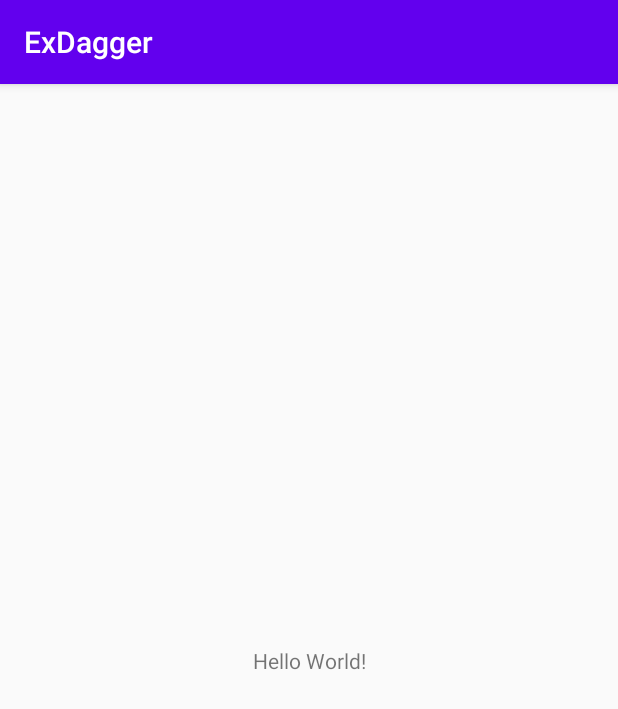
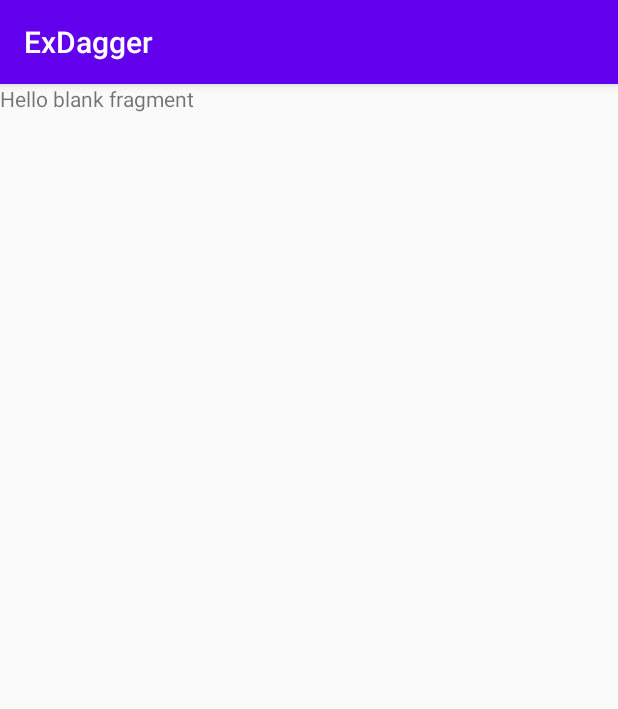
Before and after one commit to codeinger/Dagger, an Android app: the screen it shows after launch (MainActivity), on a phone screen of 412 x 824 dp. Shown: the top 709 px of the screen. Run offline under Robolectric (Android 15) with nearby library versions, the phone set to English and light mode, and no system bars; our stand-ins replace Dagger/Hilt's generated code.

Commit message:
Part 12 done.

```diff
--- a/app/build.gradle
+++ b/app/build.gradle
@@ -28,6 +28,7 @@ dependencies {
 
     implementation 'androidx.appcompat:appcompat:1.1.0'
     implementation 'androidx.constraintlayout:constraintlayout:1.1.3'
+    implementation 'androidx.legacy:legacy-support-v4:1.0.0'
     testImplementation 'junit:junit:4.12'
     androidTestImplementation 'androidx.test.ext:junit:1.1.1'
     androidTestImplementation 'androidx.test.espresso:espresso-core:3.2.0'
--- a/app/src/main/AndroidManifest.xml
+++ b/app/src/main/AndroidManifest.xml
@@ -3,7 +3,7 @@
     package="com.codeinger.exdagger">
 
     <application
-        android:name="com.codeinger.MainApplication"
+        android:name=".MainApplication"
         android:allowBackup="true"
         android:icon="@mipmap/ic_launcher"
         android:label="@string/app_name"
--- a/app/src/main/java/com/codeinger/MainApplication.java
+++ /dev/null
@@ -1,23 +0,0 @@
-package com.codeinger;
-
-import android.app.Application;
-
-import com.codeinger.exdagger.component.DaggerMobileComponent;
-import com.codeinger.exdagger.component.MobileComponent;
-
-public class MainApplication extends Application {
-
-    private MobileComponent component;
-
-    @Override
-    public void onCreate() {
-        super.onCreate();
-
-        component = DaggerMobileComponent.factory().create(3,8,64);
-
-    }
-
-    public MobileComponent getComponent() {
-        return component;
-    }
-}
--- a/app/src/main/java/com/codeinger/exdagger/MainActivity.java
+++ b/app/src/main/java/com/codeinger/exdagger/MainActivity.java
@@ -1,21 +1,34 @@
 package com.codeinger.exdagger;
 
 import androidx.appcompat.app.AppCompatActivity;
+import androidx.fragment.app.Fragment;
+import androidx.fragment.app.FragmentTransaction;
 
 import android.os.Bundle;
+import android.util.Log;
 
-import com.codeinger.MainApplication;
-import com.codeinger.exdagger.component.DaggerMobileComponent;
-import com.codeinger.exdagger.component.MobileComponent;
+import com.codeinger.exdagger.component.ActivityComponent;
+import com.codeinger.exdagger.component.ApplicationComponent;
+import com.codeinger.exdagger.component.DaggerActivityComponent;
+import com.codeinger.exdagger.model.Battery;
+import com.codeinger.exdagger.model.Camera;
 import com.codeinger.exdagger.model.Mobile;
 
-import javax.inject.Inject;
+
+//        Application ---- Camera
+//        Activity --- Battery
+//        Fragment --- Processor
 
 
 public class MainActivity extends AppCompatActivity {
 
-//    @Inject
-    Mobile mobile1,mobile2,mobile3,mobile4;
+
+
+    ActivityComponent component;
+
+    Battery battery1,battery2;
+    Camera camera1,camera2;
+
 
     @Override
     protected void onCreate(Bundle savedInstanceState) {
@@ -23,24 +36,40 @@ public class MainActivity extends AppCompatActivity {
         setContentView(R.layout.activity_main);
 
 
+        replace(new MainFragment());
 
 
-        MobileComponent component = ((MainApplication)getApplication()).getComponent();
+        component = DaggerActivityComponent.builder().build();
+        battery1 = component.getBattery();
+        battery2 = component.getBattery();
 
-        mobile1 = component.getMobile();
-        mobile2 = component.getMobile();
+        ApplicationComponent applicationComponent = ((MainApplication)getApplicationContext()).getComponent();
+        camera1 = applicationComponent.getCamera();
+        camera2 = applicationComponent.getCamera();
 
-        mobile3 = component.getMobile();
-        mobile4 = component.getMobile();
+        Log.i("sjahcvjhds", "================Activity:============ ");
+        Log.i("sjahcvjhds", "Activity: "+battery1);
+        Log.i("sjahcvjhds", "Activity: "+battery2);
 
-        mobile1.run();
-        mobile2.run();
+        Log.i("sjahcvjhds", "Activity: "+camera1);
+        Log.i("sjahcvjhds", "Activity: "+camera2);
+
+
+
+    }
+
+    public ActivityComponent getComponent() {
+        return component;
+    }
+
+    void replace(Fragment fragment) {
+        FragmentTransaction ft = getSupportFragmentManager().beginTransaction();
+        ft.replace(R.id.frame, fragment);
+        ft.commit();
+    }
 
 
 
 
 
-
-
-    }
 }
--- /dev/null
+++ b/app/src/main/java/com/codeinger/exdagger/MainApplication.java
@@ -0,0 +1,35 @@
+package com.codeinger.exdagger;
+
+import android.app.Application;
+import android.util.Log;
+
+import com.codeinger.exdagger.component.ApplicationComponent;
+import com.codeinger.exdagger.component.DaggerApplicationComponent;
+import com.codeinger.exdagger.model.Camera;
+
+
+public class MainApplication extends Application {
+
+   ApplicationComponent component;
+
+   Camera camera1,camera2;
+
+    @Override
+    public void onCreate() {
+        super.onCreate();
+
+        component = DaggerApplicationComponent.builder().setMp(108).build();
+
+        camera1 = component.getCamera();
+        camera2 = component.getCamera();
+
+        Log.i("sjahcvjhds", "================Application:============ ");
+        Log.i("sjahcvjhds", "Application: "+camera1);
+        Log.i("sjahcvjhds", "Application: "+camera2);
+
+    }
+
+    public ApplicationComponent getComponent() {
+        return component;
+    }
+}
--- /dev/null
+++ b/app/src/main/java/com/codeinger/exdagger/MainFragment.java
@@ -0,0 +1,60 @@
+package com.codeinger.exdagger;
+
+import android.os.Bundle;
+
+import androidx.fragment.app.Fragment;
+
+import android.util.Log;
+import android.view.LayoutInflater;
+import android.view.View;
+import android.view.ViewGroup;
+
+import com.codeinger.exdagger.component.ActivityComponent;
+import com.codeinger.exdagger.component.ApplicationComponent;
+import com.codeinger.exdagger.component.DaggerFragmentComponent;
+import com.codeinger.exdagger.component.FragmentComponent;
+import com.codeinger.exdagger.model.Battery;
+import com.codeinger.exdagger.model.Camera;
+import com.codeinger.exdagger.model.Proccessor;
+
+
+public class MainFragment extends Fragment {
+
+    private View view;
+
+    FragmentComponent component;
+    Proccessor proccessor1,proccessor2;
+    Battery battery1,battery2;
+    Camera camera1,camera2;
+
+    @Override
+    public View onCreateView(LayoutInflater inflater, ViewGroup container,
+                             Bundle savedInstanceState) {
+        // Inflate the layout for this fragment
+        view = inflater.inflate(R.layout.fragment_main, container, false);
+
+        component = DaggerFragmentComponent.builder().setCore(8).setClockSpeed(3).build();
+        proccessor1 = component.getProcessor();
+        proccessor2 = component.getProcessor();
+
+        ActivityComponent activityComponent = ((MainActivity)getActivity()).getComponent();
+        battery1 = activityComponent.getBattery();
+        battery2 = activityComponent.getBattery();
+
+        ApplicationComponent applicationComponent = ((MainApplication)getActivity().getApplicationContext()).getComponent();
+        camera1 = applicationComponent.getCamera();
+        camera2 = applicationComponent.getCamera();
+
+        Log.i("sjahcvjhds", "===========Fragment:======== ");
+        Log.i("sjahcvjhds", "Fragment: "+proccessor1);
+        Log.i("sjahcvjhds", "Fragment: "+proccessor2);
+
+        Log.i("sjahcvjhds", "Fragment: "+battery1);
+        Log.i("sjahcvjhds", "Fragment: "+battery2);
+
+        Log.i("sjahcvjhds", "Fragment: "+camera1);
+        Log.i("sjahcvjhds", "Fragment: "+camera2);
+
+        return view;
+    }
+}
--- /dev/null
+++ b/app/src/main/java/com/codeinger/exdagger/component/ActivityComponent.java
@@ -0,0 +1,15 @@
+package com.codeinger.exdagger.component;
+
+import com.codeinger.exdagger.model.Battery;
+import com.codeinger.exdagger.modules.BatteryModule;
+import com.codeinger.exdagger.scops.ActivityScope;
+
+import dagger.Component;
+
+@ActivityScope
+@Component(modules = {BatteryModule.class})
+public interface ActivityComponent {
+
+    Battery getBattery();
+
+}
--- /dev/null
+++ b/app/src/main/java/com/codeinger/exdagger/component/ApplicationComponent.java
@@ -0,0 +1,27 @@
+package com.codeinger.exdagger.component;
+
+import com.codeinger.exdagger.model.Camera;
+import com.codeinger.exdagger.modules.CameraModule;
+import com.codeinger.exdagger.scops.ApplicationScope;
+
+import javax.inject.Named;
+
+import dagger.BindsInstance;
+import dagger.Component;
+
+@ApplicationScope
+@Component(modules = {CameraModule.class})
+public interface ApplicationComponent {
+
+    Camera getCamera();
+
+    @Component.Builder
+    interface Builder{
+
+        @BindsInstance
+        Builder setMp(@Named("megapixel") int megapixel);
+
+        ApplicationComponent build();
+    }
+
+}
--- /dev/null
+++ b/app/src/main/java/com/codeinger/exdagger/component/FragmentComponent.java
@@ -0,0 +1,32 @@
+package com.codeinger.exdagger.component;
+
+import com.codeinger.exdagger.model.MediaTek;
+import com.codeinger.exdagger.model.Proccessor;
+import com.codeinger.exdagger.modules.MediaTekModule;
+import com.codeinger.exdagger.scops.FragmentScope;
+
+import javax.inject.Named;
+
+import dagger.BindsInstance;
+import dagger.Component;
+
+@FragmentScope
+@Component(modules = {MediaTekModule.class})
+public interface FragmentComponent {
+
+    Proccessor getProcessor();
+
+    @Component.Builder
+    interface Builder{
+
+        @BindsInstance
+        Builder setClockSpeed(@Named("clockSpeed") int clockspeed);
+
+        @BindsInstance
+        Builder setCore(@Named("core") int core);
+
+        FragmentComponent build();
+
+    }
+
+}
--- a/app/src/main/java/com/codeinger/exdagger/component/MobileComponent.java
+++ /dev/null
@@ -1,41 +0,0 @@
-package com.codeinger.exdagger.component;
-
-
-import com.codeinger.exdagger.MainActivity;
-import com.codeinger.exdagger.model.Mobile;
-import com.codeinger.exdagger.modules.BatteryModule;
-import com.codeinger.exdagger.modules.CameraModule;
-import com.codeinger.exdagger.modules.MediaTekModule;
-import com.codeinger.exdagger.modules.SnapdragonModule;
-
-import javax.inject.Named;
-import javax.inject.Singleton;
-
-import dagger.BindsInstance;
-import dagger.Component;
-
-@Singleton
-@Component(modules = {BatteryModule.class, MediaTekModule.class,CameraModule.class})
-public interface MobileComponent {
-
-    Mobile getMobile();
-
-    void inject(MainActivity activity);
-
-
-
-
-    @Component.Factory
-    interface Factory{
-
-        MobileComponent create(@BindsInstance @Named("clockSpeed") int clockSpeed,
-                               @BindsInstance @Named("core") int core,
-                               @BindsInstance @Named("megapixel") int megapixel
-        );
-
-    }
-
-
-
-
-}
--- a/app/src/main/java/com/codeinger/exdagger/model/MediaTek.java
+++ b/app/src/main/java/com/codeinger/exdagger/model/MediaTek.java
@@ -6,7 +6,7 @@ import javax.inject.Inject;
 import javax.inject.Named;
 import javax.inject.Singleton;
 
-@Singleton
+
 public class MediaTek  implements Proccessor {
 
     int clockSpeed;
--- a/app/src/main/java/com/codeinger/exdagger/modules/BatteryModule.java
+++ b/app/src/main/java/com/codeinger/exdagger/modules/BatteryModule.java
@@ -3,6 +3,7 @@ package com.codeinger.exdagger.modules;
 import com.codeinger.exdagger.model.Battery;
 import com.codeinger.exdagger.model.Cobalt;
 import com.codeinger.exdagger.model.Lithium;
+import com.codeinger.exdagger.scops.ActivityScope;
 
 import javax.inject.Singleton;
 import dagger.Module;
@@ -23,7 +24,8 @@ public abstract class BatteryModule {
        return lithium;
     }
 
-    @Singleton
+
+    @ActivityScope
     @Provides
     static Battery getBattery(Lithium lithium,Cobalt cobalt){
        return new Battery(cobalt,lithium);
--- a/app/src/main/java/com/codeinger/exdagger/modules/CameraModule.java
+++ b/app/src/main/java/com/codeinger/exdagger/modules/CameraModule.java
@@ -1,6 +1,7 @@
 package com.codeinger.exdagger.modules;
 
 import com.codeinger.exdagger.model.Camera;
+import com.codeinger.exdagger.scops.ApplicationScope;
 
 import javax.inject.Named;
 
@@ -10,6 +11,7 @@ import dagger.Provides;
 @Module
 public abstract class CameraModule {
 
+    @ApplicationScope
     @Provides
     static Camera getCamera(@Named("megapixel") int megapixel){
         return new Camera(megapixel);
--- a/app/src/main/java/com/codeinger/exdagger/modules/MediaTekModule.java
+++ b/app/src/main/java/com/codeinger/exdagger/modules/MediaTekModule.java
@@ -2,6 +2,7 @@ package com.codeinger.exdagger.modules;
 
 import com.codeinger.exdagger.model.MediaTek;
 import com.codeinger.exdagger.model.Proccessor;
+import com.codeinger.exdagger.scops.FragmentScope;
 
 import dagger.Binds;
 import dagger.Module;
@@ -9,6 +10,7 @@ import dagger.Module;
 @Module
 public abstract class MediaTekModule {
 
+    @FragmentScope
     @Binds
     abstract Proccessor getPrccessor(MediaTek mediaTek);
 
--- /dev/null
+++ b/app/src/main/java/com/codeinger/exdagger/scops/ActivityScope.java
@@ -0,0 +1,14 @@
+package com.codeinger.exdagger.scops;
+
+import java.lang.annotation.Documented;
+import java.lang.annotation.Retention;
+
+import javax.inject.Scope;
+
+import static java.lang.annotation.RetentionPolicy.RUNTIME;
+
+@Scope
+@Documented
+@Retention(RUNTIME)
+public @interface ActivityScope {
+}
--- /dev/null
+++ b/app/src/main/java/com/codeinger/exdagger/scops/ApplicationScope.java
@@ -0,0 +1,14 @@
+package com.codeinger.exdagger.scops;
+
+import java.lang.annotation.Documented;
+import java.lang.annotation.Retention;
+
+import javax.inject.Scope;
+
+import static java.lang.annotation.RetentionPolicy.RUNTIME;
+
+@Scope
+@Documented
+@Retention(RUNTIME)
+public @interface ApplicationScope {
+}
--- /dev/null
+++ b/app/src/main/java/com/codeinger/exdagger/scops/FragmentScope.java
@@ -0,0 +1,14 @@
+package com.codeinger.exdagger.scops;
+
+import java.lang.annotation.Documented;
+import java.lang.annotation.Retention;
+
+import javax.inject.Scope;
+
+import static java.lang.annotation.RetentionPolicy.RUNTIME;
+
+@Scope
+@Documented
+@Retention(RUNTIME)
+public @interface FragmentScope {
+}
--- a/app/src/main/res/layout/activity_main.xml
+++ b/app/src/main/res/layout/activity_main.xml
@@ -6,9 +6,10 @@
     android:layout_height="match_parent"
     tools:context=".MainActivity">
 
-    <TextView
-        android:layout_width="wrap_content"
-        android:layout_height="wrap_content"
+    <FrameLayout
+        android:id="@+id/frame"
+        android:layout_width="match_parent"
+        android:layout_height="match_parent"
         android:text="Hello World!"
         app:layout_constraintBottom_toBottomOf="parent"
         app:layout_constraintLeft_toLeftOf="parent"
--- /dev/null
+++ b/app/src/main/res/layout/fragment_main.xml
@@ -0,0 +1,14 @@
+<?xml version="1.0" encoding="utf-8"?>
+<FrameLayout xmlns:android="http://schemas.android.com/apk/res/android"
+    xmlns:tools="http://schemas.android.com/tools"
+    android:layout_width="match_parent"
+    android:layout_height="match_parent"
+    tools:context=".MainFragment">
+
+    <!-- TODO: Update blank fragment layout -->
+    <TextView
+        android:layout_width="match_parent"
+        android:layout_height="match_parent"
+        android:text="@string/hello_blank_fragment" />
+
+</FrameLayout>
--- a/app/src/main/res/values/strings.xml
+++ b/app/src/main/res/values/strings.xml
@@ -1,3 +1,5 @@
 <resources>
     <string name="app_name">ExDagger</string>
+    <!-- TODO: Remove or change this placeholder text -->
+    <string name="hello_blank_fragment">Hello blank fragment</string>
 </resources>
```
